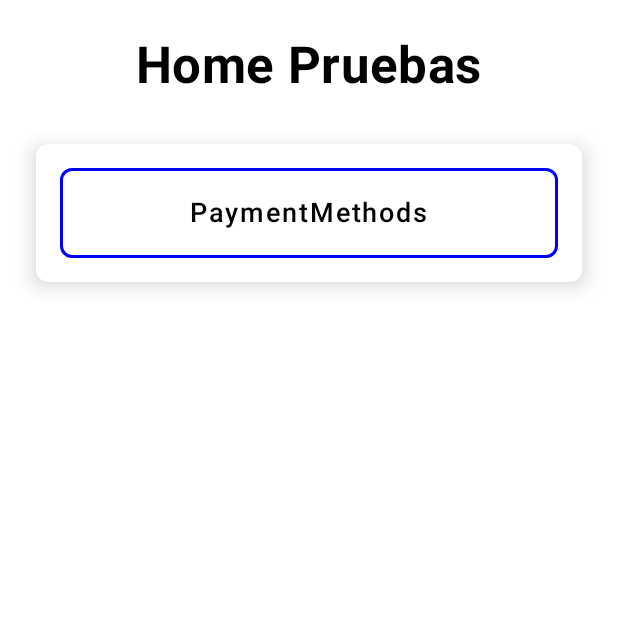
After one commit to JeronyCruz/RecreArte, an Android app built with Jetpack Compose: the composable HomeScreen shown on its own in the app's theme, on a phone screen of 412 x 824 dp, the top half of it. The commit adds this screen. Run offline under Robolectric (Android 15) with nearby library versions, the light colour scheme and no system bars.

Commit message:
Navegacion realizada

```diff
--- /dev/null
+++ b/app/src/main/java/edu/ucne/recrearte/presentation/Home/HomeScreen.kt
@@ -0,0 +1,84 @@
+package edu.ucne.recrearte.presentation.Home
+
+import androidx.compose.foundation.border
+import androidx.compose.foundation.layout.Arrangement
+import androidx.compose.foundation.layout.Column
+import androidx.compose.foundation.layout.fillMaxSize
+import androidx.compose.foundation.layout.fillMaxWidth
+import androidx.compose.foundation.layout.height
+import androidx.compose.foundation.layout.padding
+import androidx.compose.foundation.shape.RoundedCornerShape
+import androidx.compose.material.ButtonDefaults
+import androidx.compose.material.MaterialTheme
+import androidx.compose.material.OutlinedButton
+import androidx.compose.material.Surface
+import androidx.compose.material.Text
+import androidx.compose.runtime.Composable
+import androidx.compose.ui.Alignment
+import androidx.compose.ui.Modifier
+import androidx.compose.ui.draw.clip
+import androidx.compose.ui.draw.shadow
+import androidx.compose.ui.graphics.Color
+import androidx.compose.ui.text.font.FontWeight
+import androidx.compose.ui.unit.dp
+import androidx.compose.ui.unit.sp
+import androidx.navigation.NavController
+import edu.ucne.recrearte.presentation.navigation.Screen
+
+@Composable
+fun HomeScreen(
+    navController: NavController
+) {
+    Column(
+        modifier = Modifier
+            .fillMaxSize()
+            .padding(24.dp),
+        horizontalAlignment = Alignment.CenterHorizontally,
+        verticalArrangement = Arrangement.spacedBy(16.dp, Alignment.Top)
+    ) {
+        Text(
+            text = "Home Pruebas",
+            style = MaterialTheme.typography.h4,
+            modifier = Modifier.padding(bottom = 16.dp),
+            fontWeight = FontWeight.Bold,
+            color = Color.Black
+        )
+
+        Surface(
+            modifier = Modifier
+                .fillMaxWidth()
+                .shadow(elevation = 8.dp, shape = RoundedCornerShape(8.dp))
+                .clip(RoundedCornerShape(8.dp)),
+            color = MaterialTheme.colors.surface
+        ) {
+            Column(
+                modifier = Modifier.padding(16.dp),
+                verticalArrangement = Arrangement.spacedBy(16.dp)
+            ) {
+                //Payment
+                OutlinedButton(
+                    onClick = { navController.navigate(Screen.PaymentMethodList) },
+                    modifier = Modifier
+                        .fillMaxWidth()
+                        .height(60.dp)
+                        .border(
+                            width = 2.dp,
+                            color = Color.Blue,
+                            shape = RoundedCornerShape(8.dp)
+                        ),
+                    shape = RoundedCornerShape(8.dp),
+                    colors = ButtonDefaults.outlinedButtonColors(
+                        backgroundColor = Color.Transparent,
+                        contentColor = Color.Black
+                    )
+                ) {
+                    Text(
+                        text = "PaymentMethods",
+                        fontSize = 18.sp,
+                        color = Color.Black
+                    )
+                }
+            }
+        }
+    }
+}
```
Also changed, not shown: app/src/main/java/edu/ucne/recrearte/presentation/navigation/HomeNavHost.kt (+39 -1 lines), app/src/main/java/edu/ucne/recrearte/presentation/navigation/Screen.kt (+10 -1 lines).
